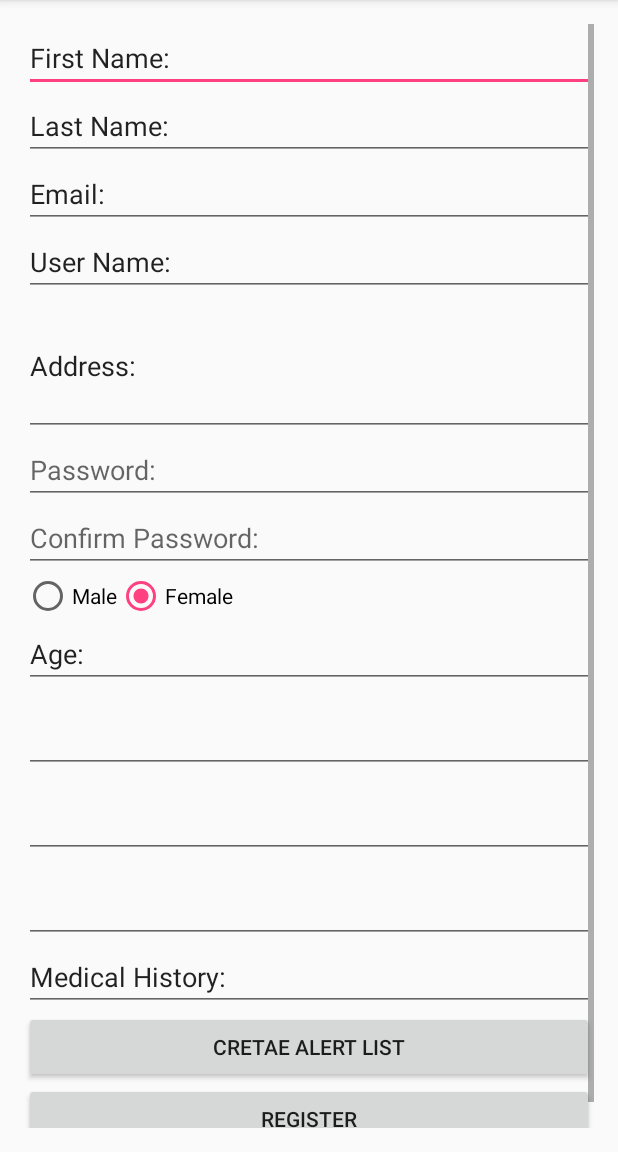
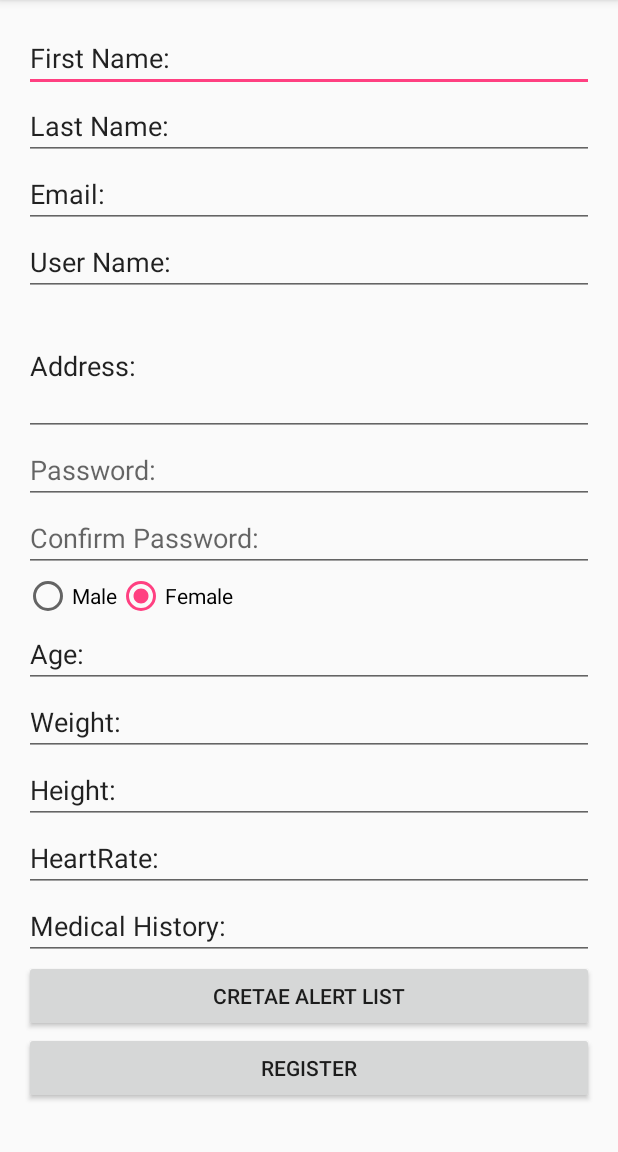
Before and after one commit to Bijon90/coms514project, an Android app: the RegisterActivity screen opened directly, with no data from a screen before it, on a phone screen of 412 x 824 dp, the part 84-1236 px from its top. Run offline under Robolectric (Android 15) with nearby library versions, the phone set to English and light mode, and no system bars.

Commit message:
Register UI changed

```diff
--- a/MyApplication2/app/src/main/java/com/example/preeti/myapplication/RegisterActivity.java
+++ b/MyApplication2/app/src/main/java/com/example/preeti/myapplication/RegisterActivity.java
@@ -19,7 +19,7 @@ public class RegisterActivity extends AppCompatActivity {
         final EditText etAge = (EditText) findViewById(R.id.etAge);
         final EditText etEmail = (EditText) findViewById(R.id.etEmail);
 
-        Button mRegisterButton = (Button) findViewById(R.id.registerButton);
+        Button mRegisterButton = (Button) findViewById(R.id.btnRegister);
         /*mEmailSignInButton.setOnClickListener(new OnClickListener() {
             @Override
             public void onClick(View view) {
--- a/MyApplication2/app/src/main/res/layout/activity_register.xml
+++ b/MyApplication2/app/src/main/res/layout/activity_register.xml
@@ -104,46 +104,36 @@
                 android:ems="10"
                 android:id="@+id/etAge"
                 android:text="Age:" />
-            <EditText
-                android:layout_width="match_parent"
-                android:layout_height="match_parent"
-                android:inputType="number"
-                android:ems="10"
-                android:layout_below="@+id/radioButton"
-                android:layout_alignParentLeft="true"
-                android:layout_marginTop="11dp"
-                android:id="@+id/etWeight"
-                tools:text="Weight:" />
 
             <EditText
                 android:layout_width="match_parent"
                 android:layout_height="match_parent"
                 android:inputType="number"
                 android:ems="10"
-                android:layout_below="@+id/radioButton"
-                android:layout_alignParentLeft="true"
-                android:layout_marginTop="11dp"
-                android:id="@+id/etHeight"
-                tools:text="Height:" />
+                android:id="@+id/etWeight"
+                android:text="Weight:" />
 
             <EditText
                 android:layout_width="match_parent"
                 android:layout_height="match_parent"
                 android:inputType="number"
                 android:ems="10"
-                android:layout_below="@+id/radioButton"
-                android:layout_alignParentLeft="true"
-                android:layout_marginTop="11dp"
+                android:id="@+id/etHeight"
+                android:text="Height:" />
+
+            <EditText
+                android:layout_width="match_parent"
+                android:layout_height="match_parent"
+                android:inputType="number"
+                android:ems="10"
                 android:id="@+id/etHeartRate"
-                tools:text="Heart Rate:" />
+                android:text="HeartRate:" />
             <EditText
                 android:layout_width="match_parent"
                 android:layout_height="match_parent"
                 android:inputType="textMultiLine"
                 android:ems="10"
-                android:layout_below="@+id/editText12"
-                android:layout_alignParentLeft="true"
-                android:id="@+id/etHistory"
+                android:id="@+id/etMHistory"
                 android:text="Medical History:" />
             <Button
                 android:text="Cretae Alert List"
```
Also changed, not shown: 1 other file.
